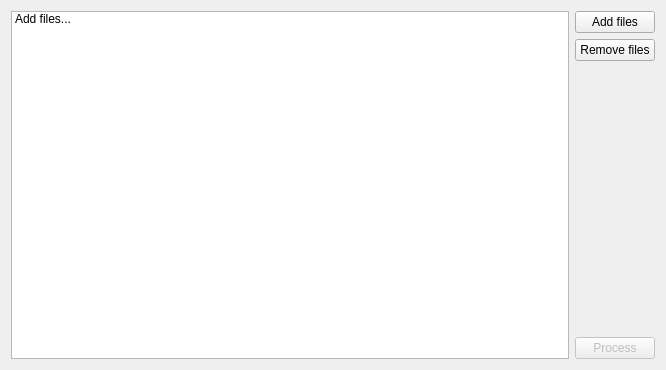
This is evaluate.ui in fgu-cas/krocan-evaluator as Qt 5 draws it before an edit. The edited form follows.
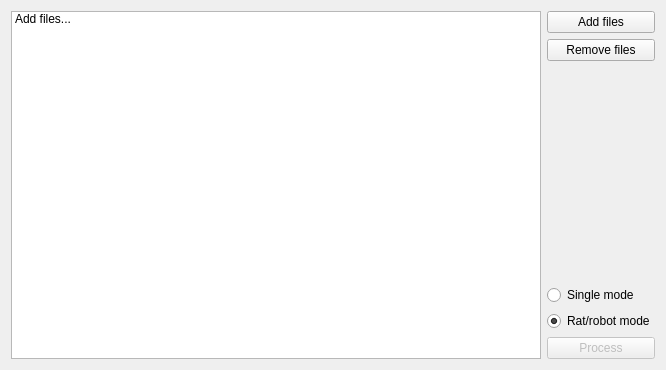
This is the edited form.

Commit message: add single track mode

```diff
--- a/evaluate.ui
+++ b/evaluate.ui
@@ -52,6 +52,27 @@
        </property>
       </spacer>
      </item>
+     <item>
+      <layout class="QVBoxLayout" name="verticalLayout_2">
+       <item>
+        <widget class="QRadioButton" name="singleRadio">
+         <property name="text">
+          <string>Single mode</string>
+         </property>
+        </widget>
+       </item>
+       <item>
+        <widget class="QRadioButton" name="ratbotRadio">
+         <property name="text">
+          <string>Rat/robot mode</string>
+         </property>
+         <property name="checked">
+          <bool>true</bool>
+         </property>
+        </widget>
+       </item>
+      </layout>
+     </item>
      <item>
       <widget class="QPushButton" name="processButton">
        <property name="enabled">
```
The commit also changes 2 other files.
